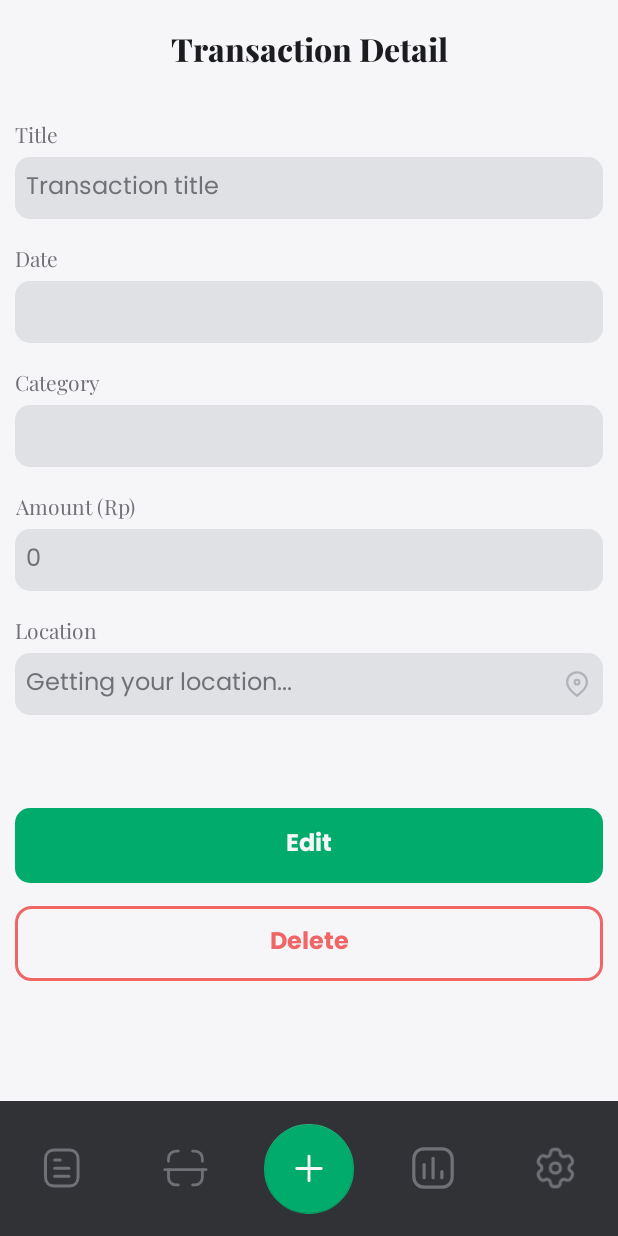
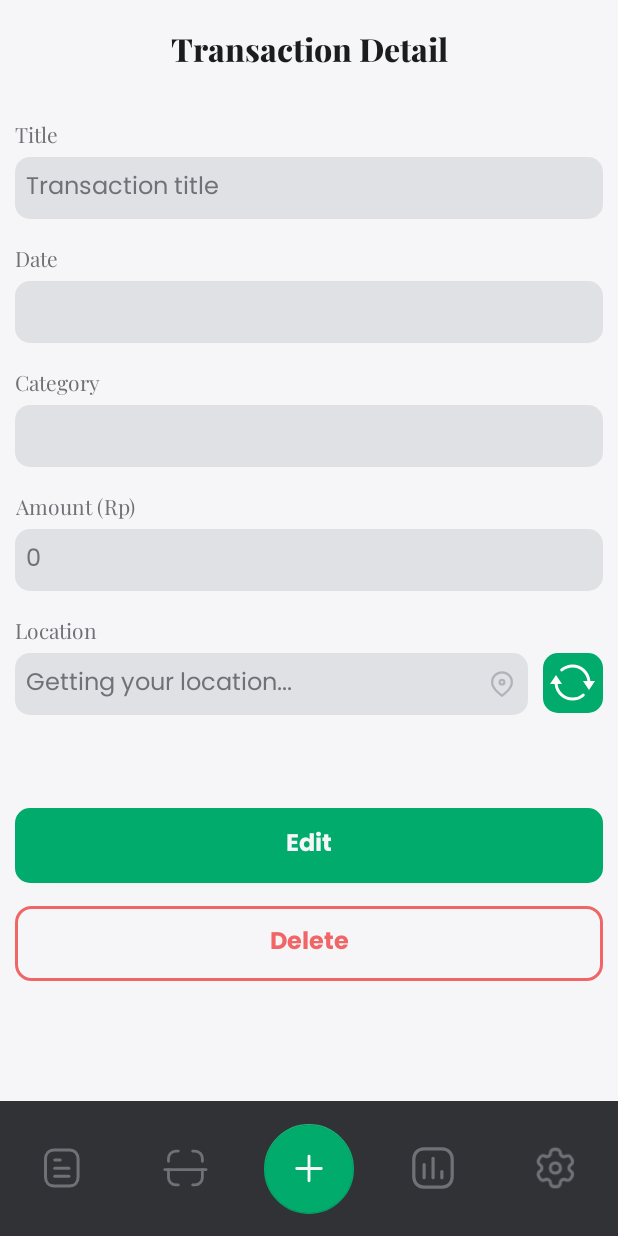
Before and after one commit to bernarduswillson/BondoMan, an Android app: the TransactionDetails screen opened through its navigation route, on a phone screen of 412 x 824 dp. Run offline under Robolectric (Android 15) with nearby library versions, the light colour scheme and no system bars; our stand-ins replace Dagger/Hilt's generated code, Room's generated code; libraries missing offline, so code that uses them is left out: org.apache.poi; 10 statements that could not run were skipped.

Commit message:
feat: edit location

```diff
--- a/app/src/main/java/com/example/transactionapp/ui/screen/mainmenu/fragment/TransactionDetails.kt
+++ b/app/src/main/java/com/example/transactionapp/ui/screen/mainmenu/fragment/TransactionDetails.kt
@@ -46,6 +46,7 @@ class TransactionDetails : Fragment() {
         const val ARG_TRANSACTION_ID = "transaction_id"
     }
 
+    @RequiresApi(Build.VERSION_CODES.S)
     override fun onCreateView(
         inflater: LayoutInflater, container: ViewGroup?,
         savedInstanceState: Bundle?
@@ -64,12 +65,19 @@ class TransactionDetails : Fragment() {
 
             binding.amountInput.setText(it.nominal.toString())
 
-            locationViewModel.location.observe(viewLifecycleOwner){
-                binding.locationInput.text = it.locationName
-                locationData.value = it
+            binding.locationInput.text = it.location
+            locationData.value?.latitude ?: it.lat
+            locationData.value?.longitude ?: it.long
+
+            binding.updateButton.setOnClickListener {
+                locationAdapter = LocationAdapter({ requireActivity() }, locationViewModel)
+                locationAdapter.startLocationUpdates()
+
+                locationViewModel.location.observe(viewLifecycleOwner){
+                    binding.locationInput.text = it.locationName
+                    locationData.value = it
+                }
             }
-
-//            binding.locationInput.text = it.location
         }
 
         binding.saveTransactionButton.setOnClickListener {
@@ -89,8 +97,6 @@ class TransactionDetails : Fragment() {
                         nominal = binding.amountInput.text.toString().toLong(),
                         createdAt = db.transactionById.value?.createdAt!!,
                         location = binding.locationInput.text.toString(),
-//                        lat = db.transactionById.value?.lat!!,
-//                        long = db.transactionById.value?.long!!
                         lat = locationData.value?.latitude?:0.0,
                         long = locationData.value?.longitude?:0.0,
                     )
@@ -127,13 +133,6 @@ class TransactionDetails : Fragment() {
     }
 
     @RequiresApi(Build.VERSION_CODES.S)
-    override fun onStart() {
-        super.onStart()
-        locationAdapter = LocationAdapter({ requireActivity() }, locationViewModel)
-        locationAdapter.startLocationUpdates()
-    }
-
-    @RequiresApi(Build.VERSION_CODES.S)
     override fun onRequestPermissionsResult(
         requestCode: Int,
         permissions: Array<out String>,
--- a/app/src/main/java/com/example/transactionapp/ui/viewmodel/location/LocationViewModel.kt
+++ b/app/src/main/java/com/example/transactionapp/ui/viewmodel/location/LocationViewModel.kt
@@ -5,7 +5,7 @@ import androidx.lifecycle.ViewModel
 
 data class LocationModel(
     val locationName: String,
-    val latitude: Double,
+    var latitude: Double,
     val longitude: Double
 )
 
--- /dev/null
+++ b/app/src/main/res/drawable/refresh_ic.xml
@@ -0,0 +1,9 @@
+<vector xmlns:android="http://schemas.android.com/apk/res/android"
+    android:width="30dp"
+    android:height="30dp"
+    android:viewportWidth="30"
+    android:viewportHeight="30">
+  <path
+      android:pathData="M15,3C12.031,3 9.303,4.083 7.207,5.875A1,1 0,1 0,8.506 7.395C10.254,5.9 12.517,5 15,5C20.197,5 24.451,8.938 24.951,14L22,14L26,20L30,14L26.949,14C26.438,7.852 21.278,3 15,3zM4,10L0,16L3.051,16C3.562,22.148 8.722,27 15,27C17.969,27 20.697,25.917 22.793,24.125A1,1 0,1 0,21.494 22.605C19.746,24.1 17.483,25 15,25C9.803,25 5.549,21.062 5.049,16L8,16L4,10z"
+      android:fillColor="#FFFFFF"/>
+</vector>
--- /dev/null
+++ b/app/src/main/res/drawable/rounded_update_button.xml
@@ -0,0 +1,16 @@
+<?xml version="1.0" encoding="utf-8"?>
+<selector xmlns:android="http://schemas.android.com/apk/res/android">
+<item>
+    <layer-list>
+        <item>
+            <shape android:shape="rectangle">
+                <solid android:color="@color/G5" />
+                <corners android:radius="10dp" />
+            </shape>
+        </item>
+
+        <item android:drawable="@drawable/refresh_ic"
+            android:gravity="center"/>
+    </layer-list>
+</item>
+</selector>
--- a/app/src/main/res/layout/fragment_transaction_details.xml
+++ b/app/src/main/res/layout/fragment_transaction_details.xml
@@ -162,22 +162,32 @@
 
             <TextView
                 android:id="@+id/locationInput"
+                style="@style/Body1"
                 android:layout_width="0dp"
                 android:layout_height="wrap_content"
-                app:layout_constraintTop_toBottomOf="@id/locationLabel"
-                app:layout_constraintStart_toStartOf="parent"
-                app:layout_constraintEnd_toEndOf="parent"
                 android:layout_marginTop="5dp"
-                android:padding="7dp"
-                android:text=""
                 android:background="@drawable/rounded_input_field"
+                android:backgroundTint="?attr/colorPrimaryContainer"
+                android:drawableEnd="@drawable/location_ic"
                 android:hint="@string/getting_location"
                 android:maxLines="1"
+                android:padding="7dp"
+                android:layout_marginEnd="10dp"
+                android:text=""
+                android:textColor="?attr/colorSecondary"
                 android:textColorHint="?attr/colorPrimaryFixedDim"
-                android:textColor="?attr/colorSecondary"
-                style="@style/Body1"
-                android:backgroundTint="?attr/colorPrimaryContainer"
-                android:drawableEnd="@drawable/location_ic" />
+                app:layout_constraintEnd_toStartOf="@+id/updateButton"
+                app:layout_constraintStart_toStartOf="parent"
+                app:layout_constraintTop_toBottomOf="@id/locationLabel" />
+
+            <ImageButton
+                android:id="@+id/updateButton"
+                android:layout_width="40dp"
+                android:layout_height="40dp"
+                android:layout_marginTop="5dp"
+                android:background="@drawable/rounded_update_button"
+                app:layout_constraintEnd_toEndOf="parent"
+                app:layout_constraintTop_toBottomOf="@id/locationLabel" />
 
             <Button
                 android:id="@+id/saveTransactionButton"
```
Also changed, not shown: app/src/main/java/com/example/transactionapp/ui/screen/mainmenu/MainActivity.kt (+3 -23 lines), app/src/main/java/com/example/transactionapp/ui/screen/mainmenu/adapter/CameraAdapter.kt (+21 -14 lines), app/src/main/java/com/example/transactionapp/ui/screen/mainmenu/fragment/Scan.kt (+1 -20 lines).
